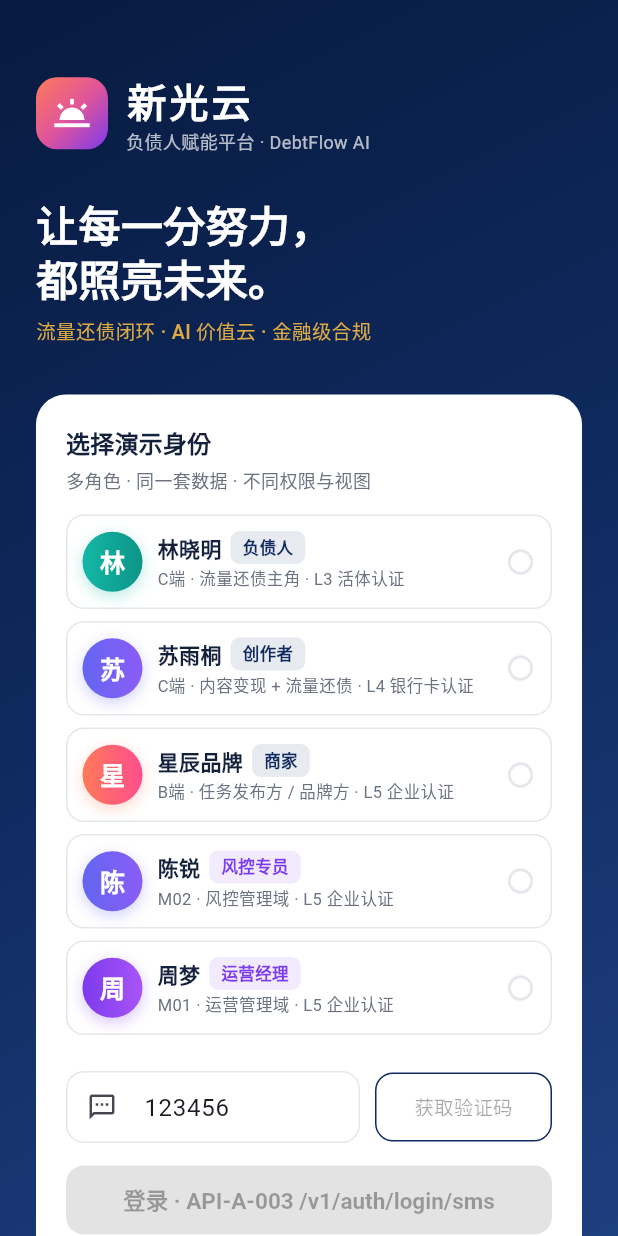
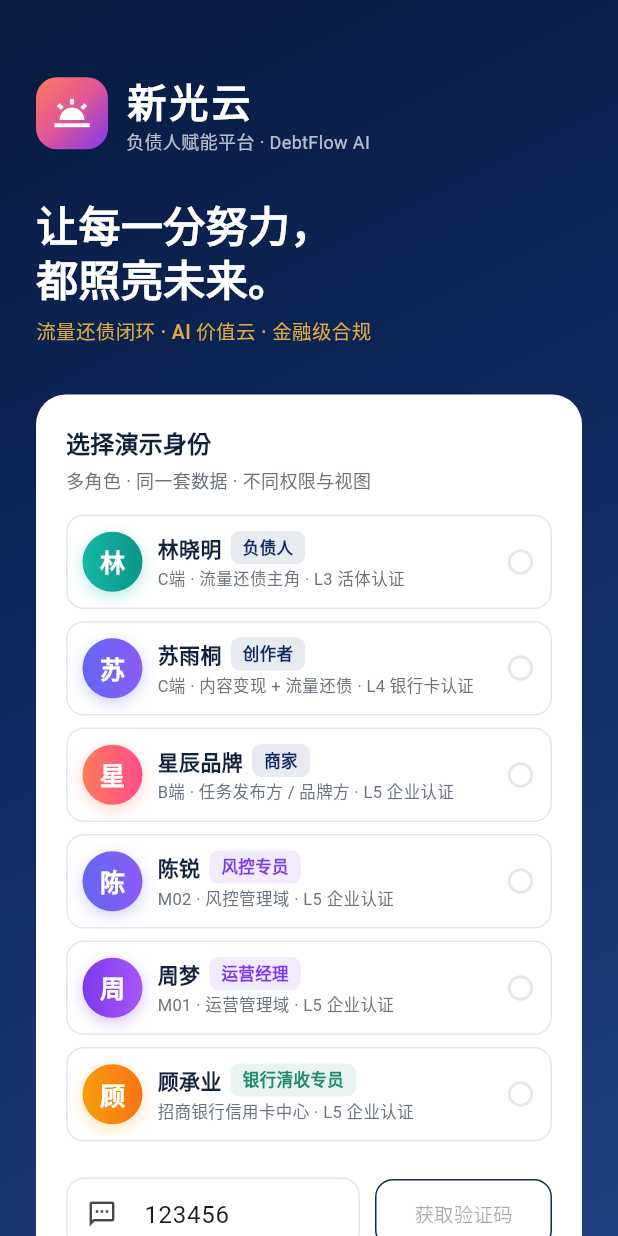
Before and after one commit to wp222hx-art/paymo, a Flutter app: the screen it shows after launch, on a phone screen of 412 x 824 dp. Run offline on Flutter 3.47's test engine with Material 3 defaults, Android fonts, the phone set to English and light mode, and no system bars; our stand-ins replace shared_preferences.

Commit message:
feat: 银行清收专员角色 — 受理队列/确认收款/核销/退回回滚/签发结清证明，租户隔离 + 单测

```diff
--- a/lib/models/models.dart
+++ b/lib/models/models.dart
@@ -8,12 +8,14 @@ enum UserRole {
   creator('创作者', 'C端 · 内容变现 + 流量还债'),
   merchant('商家', 'B端 · 任务发布方 / 品牌方'),
   riskOfficer('风控专员', 'M02 · 风控管理域'),
-  opsManager('运营经理', 'M01 · 运营管理域');
+  opsManager('运营经理', 'M01 · 运营管理域'),
+  bankOfficer('银行清收专员', '债权方 · 开放平台接入');
 
   final String label;
   final String desc;
   const UserRole(this.label, this.desc);
   bool get isAdmin => this == riskOfficer || this == opsManager;
+  bool get isBank => this == bankOfficer;
 }
 
 /// 用户状态机：1正常 2冻结 3封禁 4注销中 5已注销
@@ -68,6 +70,7 @@ class UserProfile {
   final String inviteCode;
   bool hasPayPassword;
   int creditScore;
+  final String? orgName; // 银行/机构角色所属机构（数据隔离键）
 
   UserProfile({
     required this.userId,
@@ -94,6 +97,7 @@ class UserProfile {
     required this.inviteCode,
     this.hasPayPassword = true,
     this.creditScore = 600,
+    this.orgName,
   });
 
   bool can(String perm) =>
@@ -393,6 +397,7 @@ class ClearanceStatus {
   static const remitted = 30;
   static const written = 40;
   static const done = 50;
+  static const rejected = 90;
   static const flow = [10, 20, 30, 40, 50];
   static String label(int s) => switch (s) {
     10 => '已提交',
@@ -400,6 +405,7 @@ class ClearanceStatus {
     30 => '资金划付',
     40 => '银行核销',
     50 => '已完成',
+    90 => '银行退回',
     _ => '未知',
   };
 }
@@ -408,7 +414,8 @@ class ClearanceEvent {
   final int status;
   final String note;
   final DateTime at;
-  ClearanceEvent(this.status, this.note, this.at);
+  final String operator; // USER / BANK:xxx / SYSTEM
+  ClearanceEvent(this.status, this.note, this.at, {this.operator = 'SYSTEM'});
 }
 
 class ClearanceOrder {
@@ -421,6 +428,9 @@ class ClearanceOrder {
   final double reductionAccepted;
   int status;
   String? certificateId;
+  String? bankOperator; // 受理专员
+  String? rejectReason;
+  final Map<String, double> consumedBatches; // batchId → 消耗量，用于退回回滚
   final List<ClearanceEvent> history;
   final DateTime createdAt;
   ClearanceOrder({
@@ -433,9 +443,13 @@ class ClearanceOrder {
     required this.reductionAccepted,
     this.status = ClearanceStatus.submitted,
     this.certificateId,
+    this.bankOperator,
+    this.rejectReason,
+    Map<String, double>? consumedBatches,
     List<ClearanceEvent>? history,
     required this.createdAt,
-  }) : history = history ?? [];
+  })  : history = history ?? [],
+        consumedBatches = consumedBatches ?? {};
 }
 
 /// 银行出具的《债务结清证明》
@@ -452,6 +466,7 @@ class ClearanceCertificate {
   final double pointsReduction;
   final DateTime issuedAt;
   final String signature;
+  final String issuedBy; // 签发专员
   ClearanceCertificate({
     required this.certId,
     required this.certNo,
@@ -465,6 +480,7 @@ class ClearanceCertificate {
     required this.pointsReduction,
     required this.issuedAt,
     required this.signature,
+    this.issuedBy = 'SYSTEM',
   });
 }
 
--- a/lib/services/mock_db.dart
+++ b/lib/services/mock_db.dart
@@ -114,6 +114,22 @@ class MockDb {
       capabilityTags: ['内容运营', '增长实验', '数据分析'],
       permissions: ['ops.dashboard.read', 'content.moderation.approve', 'content.moderation.reject', 'task.audit', 'user.search', 'ops.coupon.issue'],
       inviteCode: 'XG6M4W2Z',
+    ),
+    'U1006': UserProfile(
+      userId: 'U1006',
+      uuid: 'f8c0b5d6a1e39f5c0b6f70819203142a',
+      nickname: '顾承业',
+      initials: '顾',
+      role: UserRole.bankOfficer,
+      kycLevel: 5,
+      city: '深圳',
+      occupation: '清收专员 · 协商还款组',
+      mbti: 'ESTJ',
+      level: 1,
+      capabilityTags: ['协商还款', '账务核销', '合规审查'],
+      permissions: ['bank.clearance.view', 'bank.clearance.accept', 'bank.clearance.confirm_remit', 'bank.clearance.write_off', 'bank.clearance.reject', 'bank.certificate.issue', 'debt.case.view.tenant'],
+      inviteCode: 'XGBK01CM',
+      orgName: '招商银行信用卡中心',
     ),
   };
 
@@ -262,8 +278,14 @@ class MockDb {
   ];
 
   late final List<DebtPointBatch> debtPoints = [
-    DebtPointBatch(batchId: 'DP7001', userId: 'U1001', source: DebtPointSource.task, faceValue: 205.2, cashBacked: 205.2, refId: 'ST6001', title: '任务结算 · 星辰晨露精华短视频（60%）', createdAt: DateTime(2026, 9, 8, 14, 22)),
-    DebtPointBatch(batchId: 'DP7002', userId: 'U1001', source: DebtPointSource.content, faceValue: 257.2, cashBacked: 257.2, refId: 'C7002', title: '内容收益 · 《餐饮店倒闭后…》（60%）', createdAt: DateTime(2026, 9, 2, 10, 5)),
+    // DP7001 + DP7002 = 462.4 → 已提交清缴单 CL8002（待银行受理）
+    DebtPointBatch(batchId: 'DP7001', userId: 'U1001', source: DebtPointSource.task, faceValue: 205.2, cashBacked: 205.2, refId: 'ST6001', title: '任务结算 · 星辰晨露精华短视频（60%）', consumed: 205.2, createdAt: DateTime(2026, 9, 8, 14, 22)),
+    DebtPointBatch(batchId: 'DP7002', userId: 'U1001', source: DebtPointSource.content, faceValue: 257.2, cashBacked: 257.2, refId: 'C7002', title: '内容收益 · 《餐饮店倒闭后…》（60%）', consumed: 257.2, createdAt: DateTime(2026, 9, 2, 10, 5)),
+    // DP7008 = 55 → 清缴单 CL8003（已受理）
+    DebtPointBatch(batchId: 'DP7008', userId: 'U1001', source: DebtPointSource.consumption, faceValue: 55, cashBacked: 11, refId: 'SO9000', title: '消费平债 · 话费+咖啡合并（利润 ¥11 × 5）', consumed: 55, createdAt: DateTime(2026, 9, 5, 12, 0)),
+    // 可用积分
+    DebtPointBatch(batchId: 'DP7009', userId: 'U1001', source: DebtPointSource.content, faceValue: 180, cashBacked: 180, refId: 'C7002-TIP', title: '内容收益 · 《餐饮店倒闭后…》打赏（60%）', createdAt: DateTime(2026, 9, 10, 9, 30)),
+    DebtPointBatch(batchId: 'DP7010', userId: 'U1001', source: DebtPointSource.task, faceValue: 90, cashBacked: 90, refId: 'ST6000', title: '任务结算 · 平台调研问卷（100%）', createdAt: DateTime(2026, 9, 4, 8, 0)),
     DebtPointBatch(batchId: 'DP7003', userId: 'U1001', source: DebtPointSource.consumption, faceValue: 25, cashBacked: 5, refId: 'SO9001', title: '消费平债 · 电影票（利润 ¥5 × 5）', createdAt: DateTime(2026, 9, 6, 19, 40)),
     DebtPointBatch(batchId: 'DP7004', userId: 'U1001', source: DebtPointSource.consumption, faceValue: 30, cashBacked: 6, refId: 'SO9002', title: '消费平债 · 生鲜周卡（利润 ¥6 × 5）', createdAt: DateTime(2026, 9, 9, 8, 12)),
     DebtPointBatch(batchId: 'DP7005', userId: 'U1002', source: DebtPointSource.content, faceValue: 2896, cashBacked: 2896, refId: 'C7001', title: '内容收益 · 《负债 20 万到只剩 5 万》（60%）', consumed: 2896, createdAt: DateTime(2026, 9, 3)),
@@ -278,12 +300,20 @@ class MockDb {
   ];
 
   late final List<ClearanceOrder> clearances = [
-    ClearanceOrder(clearanceId: 'CL8001', userId: 'U1002', caseId: 'DC2005', bankName: '交通银行信用卡中心', points: 2896, cashRemitted: 2896, reductionAccepted: 0, status: ClearanceStatus.done, createdAt: DateTime(2026, 9, 4), history: [
-      ClearanceEvent(10, '用户提交 2,896 DP · 现金背书 100%', DateTime(2026, 9, 4, 10)),
-      ClearanceEvent(20, '银行受理 · 核验 Consent & 积分背书比例', DateTime(2026, 9, 4, 10, 30)),
-      ClearanceEvent(30, '平台存管账户汇出 ¥2,896.00 · TX90010', DateTime(2026, 9, 4, 15)),
-      ClearanceEvent(40, '银行核销债务 ¥2,896.00', DateTime(2026, 9, 5, 9)),
+    ClearanceOrder(clearanceId: 'CL8001', userId: 'U1002', caseId: 'DC2005', bankName: '交通银行信用卡中心', points: 2896, cashRemitted: 2896, reductionAccepted: 0, status: ClearanceStatus.done, bankOperator: '交行·李专员', createdAt: DateTime(2026, 9, 4), history: [
+      ClearanceEvent(10, '用户提交 2,896 DP · 现金背书 100%', DateTime(2026, 9, 4, 10), operator: 'USER:U1002'),
+      ClearanceEvent(20, '银行受理 · 核验 Consent & 积分背书比例', DateTime(2026, 9, 4, 10, 30), operator: 'BANK:李专员'),
+      ClearanceEvent(30, '确认收到平台存管汇款 ¥2,896.00 · TX90010', DateTime(2026, 9, 4, 15), operator: 'BANK:李专员'),
+      ClearanceEvent(40, '核销债务 ¥2,896.00', DateTime(2026, 9, 5, 9), operator: 'BANK:李专员'),
       ClearanceEvent(50, 'Webhook CLEARANCE.COMPLETED', DateTime(2026, 9, 5, 9, 1)),
+    ]),
+    // 招行待受理队列（银行侧演示）
+    ClearanceOrder(clearanceId: 'CL8002', userId: 'U1001', caseId: 'DC2001', bankName: '招商银行信用卡中心', points: 462.4, cashRemitted: 462.4, reductionAccepted: 0, status: ClearanceStatus.submitted, consumedBatches: {'DP7001': 205.2, 'DP7002': 257.2}, createdAt: DateTime(2026, 9, 10, 21, 15), history: [
+      ClearanceEvent(10, '用户提交 462.4 DP · 现金背书 100%（任务+内容）', DateTime(2026, 9, 10, 21, 15), operator: 'USER:U1001'),
+    ]),
+    ClearanceOrder(clearanceId: 'CL8003', userId: 'U1001', caseId: 'DC2001', bankName: '招商银行信用卡中心', points: 55, cashRemitted: 11, reductionAccepted: 44, status: ClearanceStatus.accepted, bankOperator: '顾承业', consumedBatches: {'DP7008': 55}, createdAt: DateTime(2026, 9, 9, 9, 2), history: [
+      ClearanceEvent(10, '用户提交 55 DP · 现金背书 20%（消费平债）', DateTime(2026, 9, 9, 9, 2), operator: 'USER:U1001'),
+      ClearanceEvent(20, '受理 · 资料齐全，等待平台汇款到账', DateTime(2026, 9, 9, 10, 40), operator: 'BANK:顾承业'),
     ]),
   ];
 
--- a/lib/ui/pages/login_page.dart
+++ b/lib/ui/pages/login_page.dart
@@ -177,10 +177,10 @@ class _UserTile extends StatelessWidget {
                   Row(children: [
                     Text(user.nickname, style: const TextStyle(fontWeight: FontWeight.w600, fontSize: 14)),
                     const SizedBox(width: 6),
-                    Tag(user.role.label, color: user.role.isAdmin ? XgColors.violet : XgColors.navy),
+                    Tag(user.role.label, color: user.role.isBank ? XgColors.success : (user.role.isAdmin ? XgColors.violet : XgColors.navy)),
                   ]),
                   const SizedBox(height: 2),
-                  Text('${user.role.desc} · ${KycLevel.name(user.kycLevel)}', style: const TextStyle(fontSize: 11, color: XgColors.textSecondary)),
+                  Text('${user.orgName ?? user.role.desc} · ${KycLevel.name(user.kycLevel)}', style: const TextStyle(fontSize: 11, color: XgColors.textSecondary)),
                 ],
               ),
             ),
--- a/lib/ui/pages/profile_page.dart
+++ b/lib/ui/pages/profile_page.dart
@@ -54,7 +54,7 @@ class ProfilePage extends StatelessWidget {
               ]),
             ),
           ),
-          if (!me.role.isAdmin)
+          if (!me.role.isAdmin && !me.role.isBank)
             Padding(
               padding: const EdgeInsets.fromLTRB(16, 12, 16, 0),
               child: Row(children: [
@@ -78,7 +78,7 @@ class ProfilePage extends StatelessWidget {
           XCard(
             padding: EdgeInsets.zero,
             child: Column(children: [
-              if (!me.role.isAdmin) ...[
+              if (!me.role.isAdmin && !me.role.isBank) ...[
                 _item(context, Icons.account_balance_outlined, '债务中心 · 负债画像 / 还款方案', () => Navigator.push(context, MaterialPageRoute(builder: (_) => const DebtCenterPage()))),
                 _item(context, Icons.token_outlined, '债务积分 · 银行清缴 / 结清证明（${s.myAvailablePoints.toStringAsFixed(0)} DP）', () => Navigator.push(context, MaterialPageRoute(builder: (_) => const DebtPointsPage()))),
                 _item(context, Icons.shopping_bag_outlined, '消费平债商城 · 利润 × 倍率抵债', () => Navigator.push(context, MaterialPageRoute(builder: (_) => const OffsetShopPage()))),
```
Also changed, not shown: lib/services/api_gateway.dart (+109 -7 lines), lib/ui/bank/bank_pages.dart (added, +306 -0 lines), lib/ui/pages/debt_points_pages.dart (+22 -4 lines), lib/ui/pages/shell_page.dart (+12 -3 lines), 1 other file.
